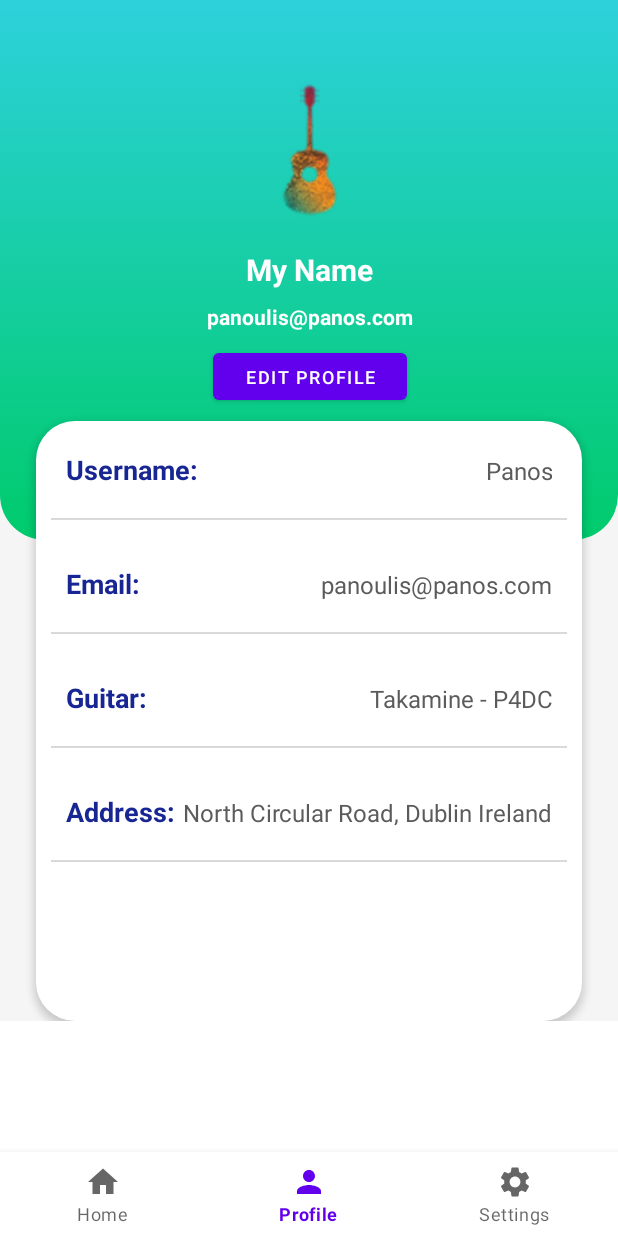
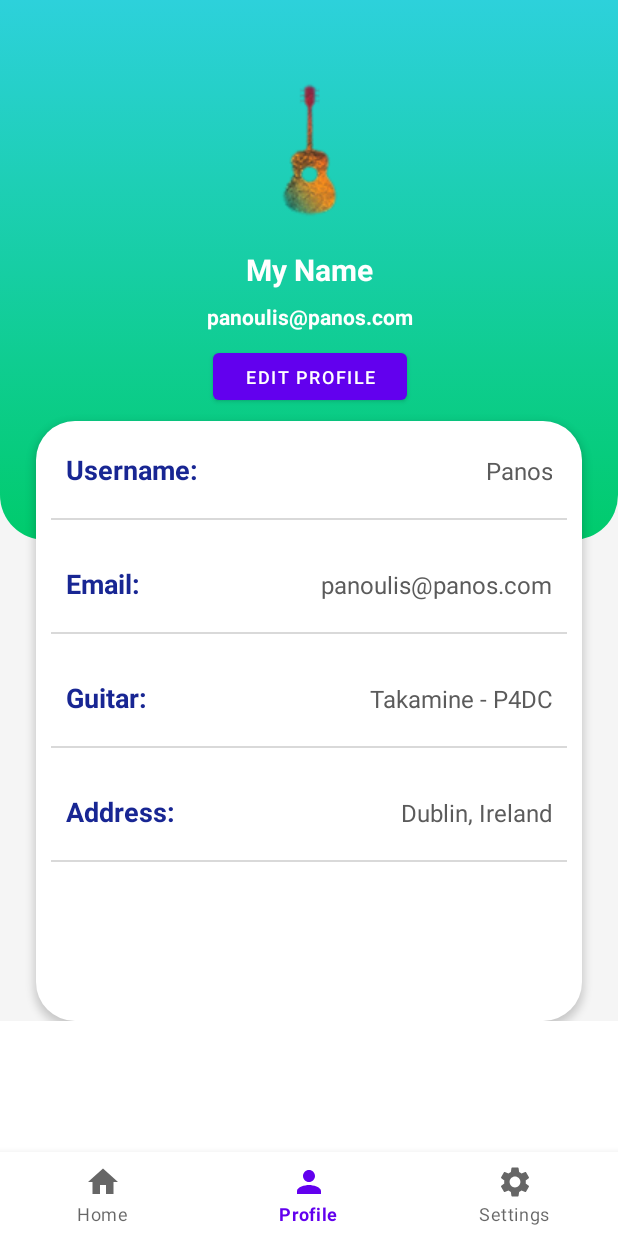
Before and after one commit to panosbabo/TakOwnersMart, an Android app: the screen it shows after launch (MainActivity), item 2 of the bottom bar chosen, on a phone screen of 412 x 824 dp. Run offline under Robolectric (Android 15) with nearby library versions, the phone set to English and light mode, and no system bars.

Commit message:
Small fixes

```diff
--- a/app/src/main/res/layout/fragment_profile_page.xml
+++ b/app/src/main/res/layout/fragment_profile_page.xml
@@ -247,7 +247,7 @@
                                 android:layout_height="wrap_content"
                                 android:layout_weight="1"
                                 android:autoSizeTextType="uniform"
-                                android:text="North Circular Road, Dublin Ireland"
+                                android:text="Dublin, Ireland"
                                 android:textColor="#5B5B5B"
                                 android:textSize="16sp"
                                 android:textAlignment="viewEnd"
```
